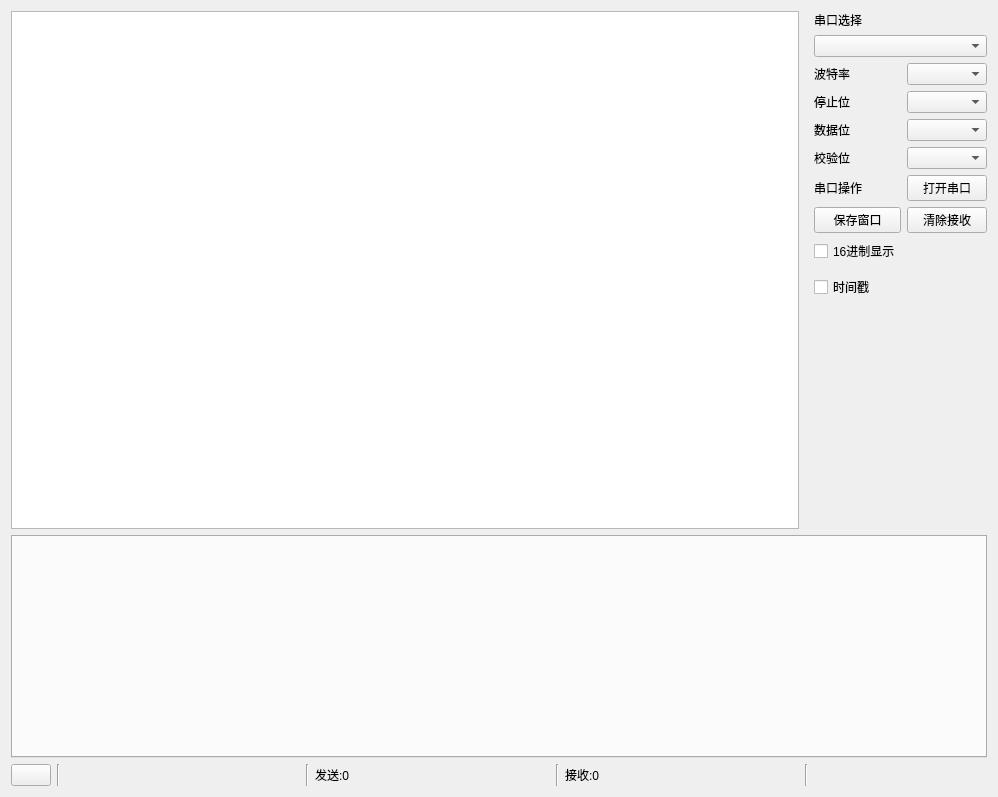
Above: ui/home.ui from zhangguoqian/ZTTY before the change. Below: the same form after it.
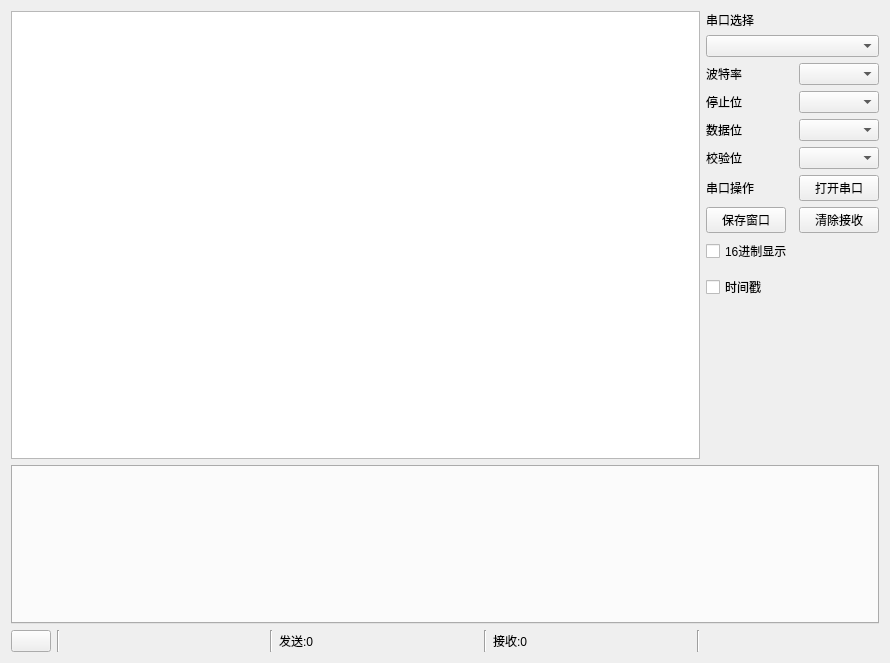
That is the form after the change.

```diff
--- a/ui/home.ui
+++ b/ui/home.ui
@@ -6,8 +6,8 @@
    <rect>
     <x>0</x>
     <y>0</y>
-    <width>998</width>
-    <height>797</height>
+    <width>890</width>
+    <height>663</height>
    </rect>
   </property>
   <property name="windowTitle">
@@ -15,7 +15,14 @@
   </property>
   <layout class="QGridLayout" name="gridLayout">
    <item row="2" column="9" colspan="2">
-    <widget class="QComboBox" name="cbBox_Baud"/>
+    <widget class="QComboBox" name="cbBox_Baud">
+     <property name="sizePolicy">
+      <sizepolicy hsizetype="Expanding" vsizetype="Fixed">
+       <horstretch>0</horstretch>
+       <verstretch>0</verstretch>
+      </sizepolicy>
+     </property>
+    </widget>
    </item>
    <item row="8" column="8">
     <widget class="QCheckBox" name="ckBox_HexShow">
@@ -39,13 +46,33 @@
     </widget>
    </item>
    <item row="3" column="9" colspan="2">
-    <widget class="QComboBox" name="cbBox_Stop"/>
+    <widget class="QComboBox" name="cbBox_Stop">
+     <property name="sizePolicy">
+      <sizepolicy hsizetype="Expanding" vsizetype="Fixed">
+       <horstretch>0</horstretch>
+       <verstretch>0</verstretch>
+      </sizepolicy>
+     </property>
+    </widget>
    </item>
    <item row="5" column="9" colspan="2">
-    <widget class="QComboBox" name="cbBox_Parity"/>
+    <widget class="QComboBox" name="cbBox_Parity">
+     <property name="sizePolicy">
+      <sizepolicy hsizetype="Expanding" vsizetype="Fixed">
+       <horstretch>0</horstretch>
+       <verstretch>0</verstretch>
+      </sizepolicy>
+     </property>
+    </widget>
    </item>
    <item row="6" column="9" colspan="2">
     <widget class="QPushButton" name="pBn_TtySet">
+     <property name="sizePolicy">
+      <sizepolicy hsizetype="Fixed" vsizetype="Fixed">
+       <horstretch>0</horstretch>
+       <verstretch>0</verstretch>
+      </sizepolicy>
+     </property>
      <property name="text">
       <string>打开串口</string>
      </property>
@@ -73,7 +100,14 @@
     </widget>
    </item>
    <item row="4" column="9" colspan="2">
-    <widget class="QComboBox" name="cbBox_Data"/>
+    <widget class="QComboBox" name="cbBox_Data">
+     <property name="sizePolicy">
+      <sizepolicy hsizetype="Expanding" vsizetype="Fixed">
+       <horstretch>0</horstretch>
+       <verstretch>0</verstretch>
+      </sizepolicy>
+     </property>
+    </widget>
    </item>
    <item row="6" column="8">
     <widget class="QLabel" name="label_TtySet">
@@ -130,9 +164,6 @@
      </property>
     </widget>
    </item>
-   <item row="1" column="8" colspan="3">
-    <widget class="QComboBox" name="cbBox_Tty"/>
-   </item>
    <item row="3" column="8">
     <widget class="QLabel" name="label_Stop">
      <property name="text">
@@ -153,17 +184,6 @@
      </property>
     </widget>
    </item>
-   <item row="0" column="0" rowspan="12" colspan="7">
-    <widget class="QTextEdit" name="tEdit_Rec">
-     <property name="html">
-      <string>&lt;!DOCTYPE HTML PUBLIC &quot;-//W3C//DTD HTML 4.0//EN&quot; &quot;http://www.w3.org/TR/REC-html40/strict.dtd&quot;&gt;
-&lt;html&gt;&lt;head&gt;&lt;meta name=&quot;qrichtext&quot; content=&quot;1&quot; /&gt;&lt;style type=&quot;text/css&quot;&gt;
-p, li { white-space: pre-wrap; }
-&lt;/style&gt;&lt;/head&gt;&lt;body style=&quot; font-family:'SimSun'; font-size:9pt; font-weight:400; font-style:normal;&quot;&gt;
-&lt;p style=&quot;-qt-paragraph-type:empty; margin-top:0px; margin-bottom:0px; margin-left:0px; margin-right:0px; -qt-block-indent:0; text-indent:0px;&quot;&gt;&lt;br /&gt;&lt;/p&gt;&lt;/body&gt;&lt;/html&gt;</string>
-     </property>
-    </widget>
-   </item>
    <item row="13" column="3">
     <widget class="Line" name="line">
      <property name="orientation">
@@ -212,6 +232,12 @@
    </item>
    <item row="7" column="9" colspan="2">
     <widget class="QPushButton" name="pBn_Clear">
+     <property name="sizePolicy">
+      <sizepolicy hsizetype="Fixed" vsizetype="Fixed">
+       <horstretch>0</horstretch>
+       <verstretch>0</verstretch>
+      </sizepolicy>
+     </property>
      <property name="text">
       <string>清除接收</string>
      </property>
@@ -219,11 +245,38 @@
    </item>
    <item row="7" column="8">
     <widget class="QPushButton" name="pBn_Save">
+     <property name="sizePolicy">
+      <sizepolicy hsizetype="Fixed" vsizetype="Fixed">
+       <horstretch>0</horstretch>
+       <verstretch>0</verstretch>
+      </sizepolicy>
+     </property>
      <property name="text">
       <string>保存窗口</string>
      </property>
     </widget>
    </item>
+   <item row="0" column="0" rowspan="12" colspan="8">
+    <widget class="QTextEdit" name="tEdit_Rec">
+     <property name="html">
+      <string>&lt;!DOCTYPE HTML PUBLIC &quot;-//W3C//DTD HTML 4.0//EN&quot; &quot;http://www.w3.org/TR/REC-html40/strict.dtd&quot;&gt;
+&lt;html&gt;&lt;head&gt;&lt;meta name=&quot;qrichtext&quot; content=&quot;1&quot; /&gt;&lt;style type=&quot;text/css&quot;&gt;
+p, li { white-space: pre-wrap; }
+&lt;/style&gt;&lt;/head&gt;&lt;body style=&quot; font-family:'SimSun'; font-size:9pt; font-weight:400; font-style:normal;&quot;&gt;
+&lt;p style=&quot;-qt-paragraph-type:empty; margin-top:0px; margin-bottom:0px; margin-left:0px; margin-right:0px; -qt-block-indent:0; text-indent:0px;&quot;&gt;&lt;br /&gt;&lt;/p&gt;&lt;/body&gt;&lt;/html&gt;</string>
+     </property>
+    </widget>
+   </item>
+   <item row="1" column="8" colspan="3">
+    <widget class="QComboBox" name="cbBox_Tty">
+     <property name="sizePolicy">
+      <sizepolicy hsizetype="Expanding" vsizetype="Fixed">
+       <horstretch>0</horstretch>
+       <verstretch>0</verstretch>
+      </sizepolicy>
+     </property>
+    </widget>
+   </item>
   </layout>
  </widget>
  <resources/>
```
